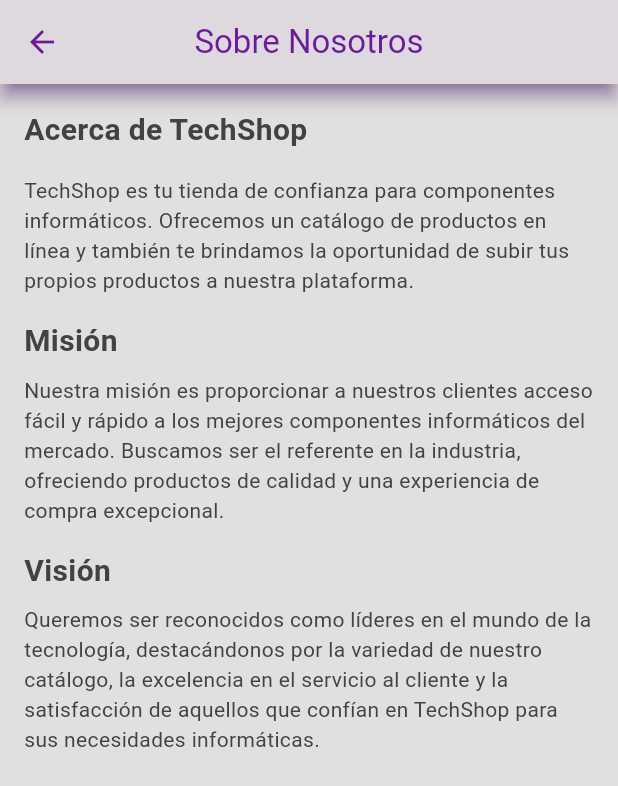
After one commit to RuedaKollmerOscar/Examen_Final_PSP_PMDM, a Flutter app: the HomeView screen opened by its route, in the side drawer, after a tap on "Sobre nosotros", on a phone screen of 412 x 824 dp. The commit adds this screen. Shown: the top 786 px of the screen. Run offline on Flutter 3.47's test engine with Material 3 defaults, Android fonts, the light colour scheme and no system bars; our stand-ins replace cloud_firestore, firebase_auth, firebase_core, firebase_storage, flutter_spinkit, geolocator and 2 more; accounts and stored records are empty; generated files the repository leaves out were written again; network calls fail; statements that could not run were skipped.

Commit message:
Se ha creado una pagina de sobre nosotros con texto generado con inteligencia artifical.

```diff
--- a/lib/Custom/Widgets/CustomDrawer.dart
+++ b/lib/Custom/Widgets/CustomDrawer.dart
@@ -75,7 +75,7 @@
               padding: const EdgeInsets.only(left: 20.0),
               child: ListTile(
                 leading: Icon(
-                  Icons.search,
+                  Icons.search_outlined,
                   color: Theme.of(context).colorScheme.secondary,
                 ),
                 title: Text(
@@ -125,6 +125,23 @@
             Padding(
               padding: const EdgeInsets.only(left: 20.0),
               child: ListTile(
+                leading: Icon(
+                  Icons.info_outline_rounded,
+                  color: Theme.of(context).colorScheme.secondary,
+                ),
+                title: Text(
+                  'Sobre nosotros',
+                  style: TextStyle(
+                    color: Theme.of(context).colorScheme.inversePrimary,
+                  ),
+                ),
+                onTap: () => fOnItemTap!(4),
+              ),
+            ),
+
+            Padding(
+              padding: const EdgeInsets.only(left: 20.0),
+              child: ListTile(
                 leading: const Icon(
                   Icons.exit_to_app,
                   color: Colors.red,
@@ -135,7 +152,7 @@
                     color: Theme.of(context).colorScheme.inversePrimary,
                   ),
                 ),
-                onTap: () => fOnItemTap!(4),
+                onTap: () => fOnItemTap!(5),
               ),
             ),
           ],
--- a/lib/Main/HomeView.dart
+++ b/lib/Main/HomeView.dart
@@ -43,7 +43,10 @@
           ),
         ),
         centerTitle: true,
-        backgroundColor: Colors.transparent
+        shadowColor: Theme.of(context).colorScheme.inversePrimary,
+        elevation: 5,
+        foregroundColor: Theme.of(context).colorScheme.inversePrimary,
+        backgroundColor: Theme.of(context).colorScheme.background,
       ),
       body: _listBody(),
       drawer: CustomDrawer(fOnItemTap: _onDrawerPressed),
@@ -53,12 +56,13 @@
   void _onDrawerPressed(int indice) async {
     if(indice == 0) {
       Navigator.of(context).popAndPushNamed("/homeview");
+    } else if (indice == 2) {
+      Navigator.of(context).popAndPushNamed("/accountview");
     } else if (indice == 3) {
       Navigator.of(context).popAndPushNamed("/mapatiendasview");
-    }
-    else if (indice == 2) {
-      Navigator.of(context).popAndPushNamed("/accountview");
     } else if (indice == 4) {
+      Navigator.of(context).popAndPushNamed("/sobrenosotros");
+    } else if (indice == 5) {
       DataHolder().fbadmin.cerrarSesion();
       Navigator.of(context).pushAndRemoveUntil(
         MaterialPageRoute(builder: (BuildContext context) => const LoginView()),
--- /dev/null
+++ b/lib/Main/SobreNosotrosView.dart
@@ -0,0 +1,74 @@
+import 'package:flutter/material.dart';
+
+class SobreNosotrosView extends StatelessWidget {
+  const SobreNosotrosView({Key? key}) : super(key: key);
+
+  @override
+  Widget build(BuildContext context) {
+    return Scaffold(
+      appBar: AppBar(
+        title: Text(
+          "Sobre Nosotros",
+          style: TextStyle(
+            color: Theme.of(context).colorScheme.inversePrimary
+          ),
+        ),
+        centerTitle: true,
+        shadowColor: Theme.of(context).colorScheme.inversePrimary,
+        elevation: 5,
+        foregroundColor: Theme.of(context).colorScheme.inversePrimary,
+        backgroundColor: Theme.of(context).colorScheme.background,
+      ),
+      body: Container(
+        color: Theme.of(context).colorScheme.background,
+        child: const Padding(
+          padding: EdgeInsets.all(16.0),
+          child: Column(
+            crossAxisAlignment: CrossAxisAlignment.start,
+            children: [
+              Text(
+                "Acerca de TechShop",
+                style: TextStyle(
+                  fontSize: 20,
+                  fontWeight: FontWeight.bold
+                )
+              ),
+
+              SizedBox(height: 16),
+
+              Text("TechShop es tu tienda de confianza para componentes informáticos. Ofrecemos un catálogo de productos en línea y también te brindamos la oportunidad de subir tus propios productos a nuestra plataforma."),
+
+              SizedBox(height: 16),
+
+              Text(
+                "Misión",
+                  style: TextStyle(
+                      fontSize: 20,
+                      fontWeight: FontWeight.bold
+                  )
+              ),
+
+              SizedBox(height: 8),
+
+              Text("Nuestra misión es proporcionar a nuestros clientes acceso fácil y rápido a los mejores componentes informáticos del mercado. Buscamos ser el referente en la industria, ofreciendo productos de calidad y una experiencia de compra excepcional."),
+
+              SizedBox(height: 16),
+
+              Text(
+                "Visión",
+                  style: TextStyle(
+                      fontSize: 20,
+                      fontWeight: FontWeight.bold
+                  )
+              ),
+
+              SizedBox(height: 8),
+
+              Text("Queremos ser reconocidos como líderes en el mundo de la tecnología, destacándonos por la variedad de nuestro catálogo, la excelencia en el servicio al cliente y la satisfacción de aquellos que confían en TechShop para sus necesidades informáticas."),
+            ],
+          ),
+        ),
+      ),
+    );
+  }
+}
--- a/lib/TechShopApp.dart
+++ b/lib/TechShopApp.dart
@@ -1,6 +1,7 @@
 import 'package:flutter/material.dart';
 import 'package:techshop/Main/HomeView.dart';
 import 'package:techshop/Main/MapaTiendasView.dart';
+import 'package:techshop/Main/SobreNosotrosView.dart';
 import 'package:techshop/Theme/DarkMode.dart';
 
 import 'Main/AccountView.dart';
@@ -27,7 +28,8 @@
         "/splashview": (context) => SplashView(),
         "/accountview": (context) => AccountView(),
         "/componenteview": (context) => ComponenteView(),
-        "/mapatiendasview": (context) => MapaTiendasView()
+        "/mapatiendasview": (context) => MapaTiendasView(),
+        "/sobrenosotros": (context) => SobreNosotrosView()
       },
       initialRoute: "/splashview"
     );
--- a/lib/Theme/DarkMode.dart
+++ b/lib/Theme/DarkMode.dart
@@ -4,8 +4,8 @@
     brightness: Brightness.dark,
     colorScheme: ColorScheme.dark(
         background: Colors.black,
-        primary: Colors.purple.shade900,
-        secondary: Colors.purple.shade800,
+        primary: Colors.purple.shade800,
+        secondary: Colors.purple.shade600,
         inversePrimary: Colors.purple.shade300
     ),
     textTheme: ThemeData.dark().textTheme.apply(
```
Also changed, not shown: lib/Main/AccountView.dart (+6 -3 lines), lib/Main/MapaTiendasView.dart (+153 -153 lines).
